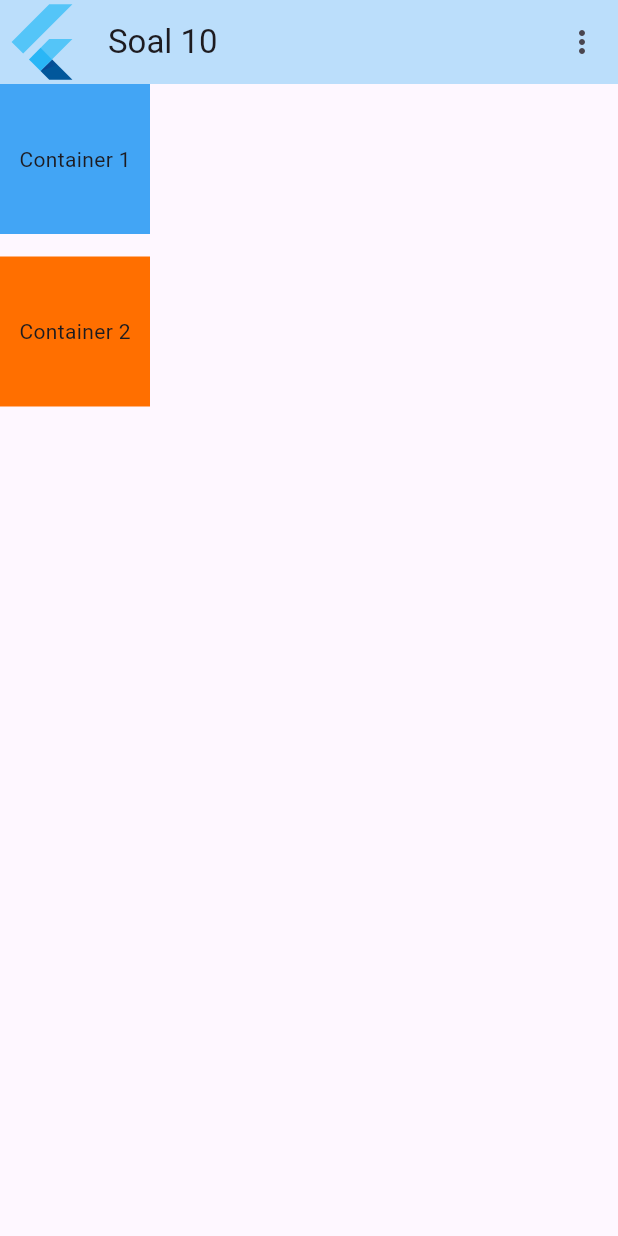
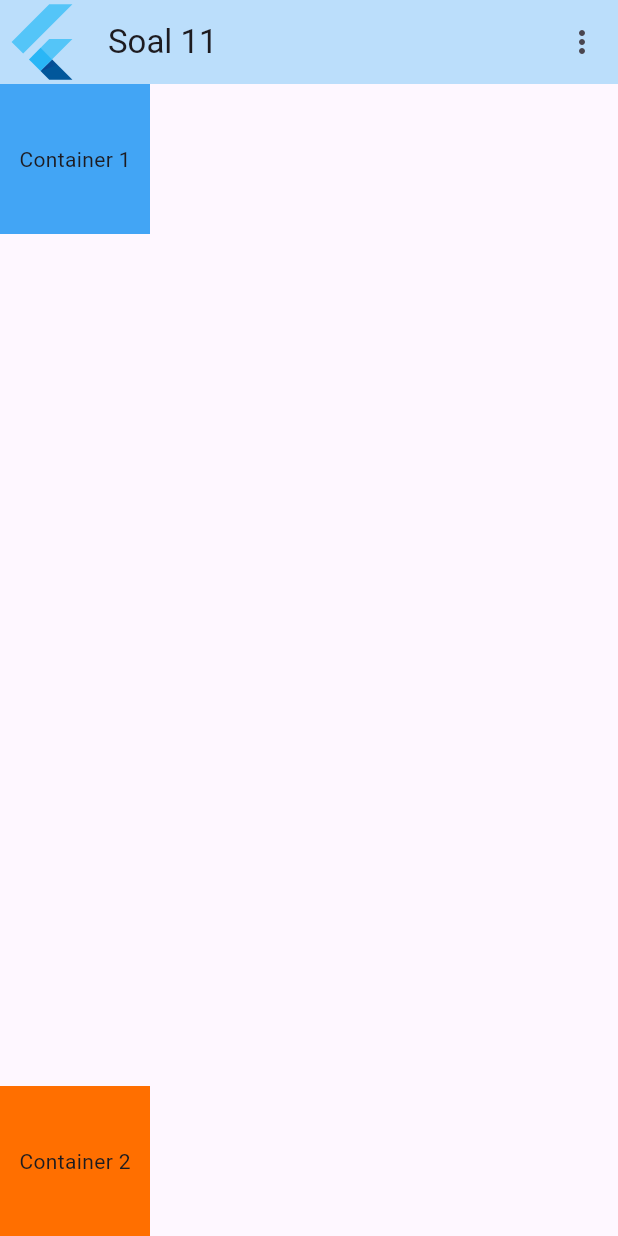
Before and after one commit to WillyAgustri/Learn-Flutter-Fundamental, a Flutter app: the screen it shows after launch, on a phone screen of 412 x 824 dp. Run offline on Flutter 3.47's test engine with Material 3 defaults, Android fonts, the phone set to English and light mode, and no system bars; project files that could hold a hidden picture were left out.

Commit message:
add pratice 11

```diff
--- a/Week 4/flutter_application_4/lib/main.dart
+++ b/Week 4/flutter_application_4/lib/main.dart
@@ -9,7 +9,8 @@ import 'package:flutter/material.dart';
 // import './widgets/soal_7.dart';
 // import './widgets/soal_8.dart';
 // import './widgets/soal_9.dart';
-import './widgets/soal_10.dart';
+// import './widgets/soal_10.dart';
+import './widgets/soal_11.dart';
 
 void main() {
   runApp(const MainApp());
@@ -22,7 +23,7 @@ class MainApp extends StatelessWidget {
   Widget build(BuildContext context) {
     return MaterialApp(
       debugShowCheckedModeBanner: false,
-      home: soal_10(),
+      home: soal_11(),
     );
   }
 }
--- /dev/null
+++ b/Week 4/flutter_application_4/lib/widgets/soal_11.dart
@@ -0,0 +1,40 @@
+import 'package:flutter/material.dart';
+
+class soal_11 extends StatelessWidget {
+  const soal_11({
+    super.key,
+  });
+
+  @override
+  Widget build(BuildContext context) {
+    return Scaffold(
+        appBar: AppBar(
+          leading: FlutterLogo(),
+          backgroundColor: Colors.blue[100],
+          title: Text("Soal 11"),
+          actions: [
+            IconButton(onPressed: () {}, icon: Icon(Icons.more_vert_outlined))
+          ],
+        ),
+        body: Column(
+          mainAxisAlignment: MainAxisAlignment.spaceBetween,
+          children: [
+            Container(
+              margin: EdgeInsets.only(bottom: 15),
+              alignment: Alignment.center,
+              width: 100,
+              height: 100,
+              color: Colors.blue[400],
+              child: Text("Container 1"),
+            ),
+            Container(
+              alignment: Alignment.center,
+              width: 100,
+              height: 100,
+              color: Colors.amber[900],
+              child: Text("Container 2"),
+            ),
+          ],
+        ));
+  }
+}
```
